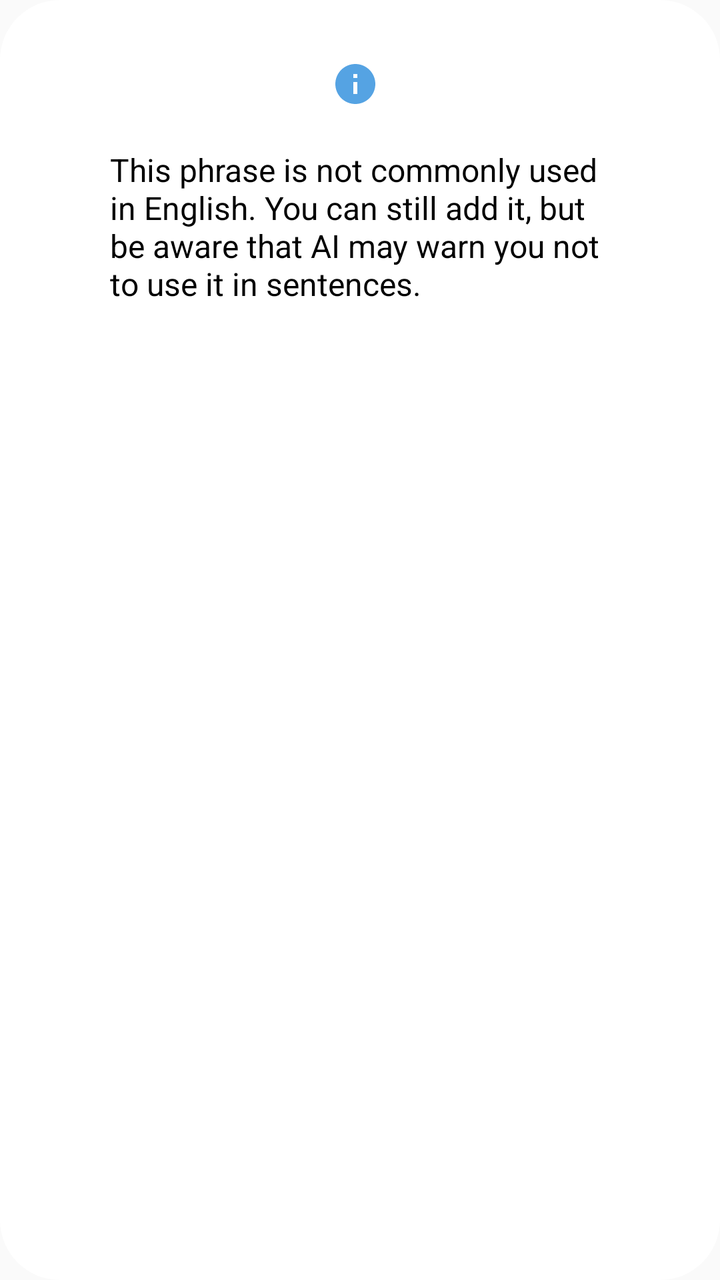
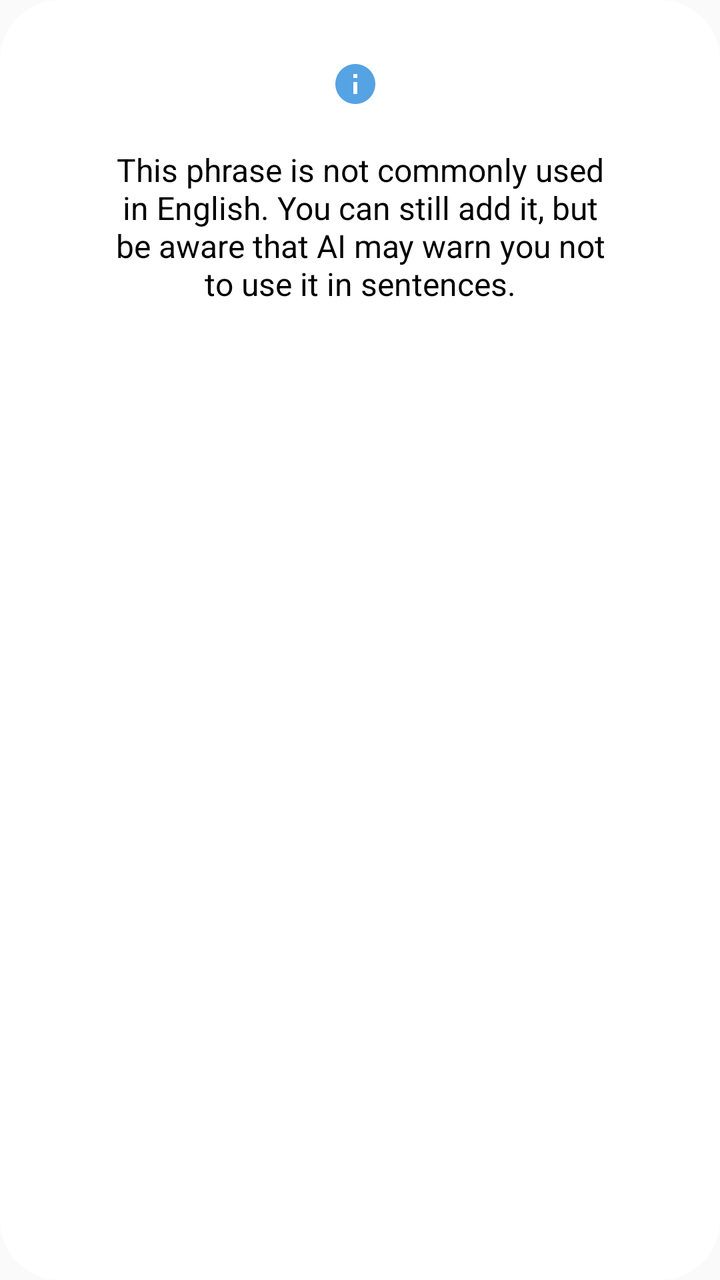

Compare the two renders of this Android layout. The source of the first and the diff that turns it into the second are given below.
<!-- AndroidManifest.xml: application theme Theme.MyAppCompatTheme -->
<!-- res/layout/dialog_rareness.xml -->
<?xml version="1.0" encoding="utf-8"?>
<androidx.constraintlayout.widget.ConstraintLayout
    xmlns:android="http://schemas.android.com/apk/res/android"
    android:layout_width="wrap_content"
    android:layout_height="wrap_content"
    xmlns:app="http://schemas.android.com/apk/res-auto"
    android:layout_gravity="center"
    android:paddingTop="20dp"
    android:paddingBottom="40dp"
    android:background="@drawable/dialog_round_back_ground">

    <ImageButton
        android:id="@+id/ib_search_hint"
        android:layout_width="wrap_content"
        android:layout_height="wrap_content"
        android:src="@drawable/baseline_info_24"
        android:background="@color/cvBackground"
        android:padding="5dp"
        app:layout_constraintStart_toStartOf="parent"
        app:layout_constraintEnd_toEndOf="parent"
        app:layout_constraintTop_toTopOf="parent"
        android:layout_marginEnd="5dp"
        android:layout_marginTop="5dp"/>

    <TextView
        android:id="@+id/txt_search_info"
        android:layout_width="250dp"
        android:layout_height="wrap_content"
        android:text="@string/not_common_search"
        android:textColor="@color/textColorPrimary"
        android:textSize="16sp"
        android:layout_marginStart="40dp"
        android:layout_marginEnd="40dp"
        android:layout_marginTop="15dp"
        app:layout_constraintEnd_toEndOf="parent"
        app:layout_constraintStart_toStartOf="parent"
        app:layout_constraintTop_toBottomOf="@id/ib_search_hint"/>


</androidx.constraintlayout.widget.ConstraintLayout>
<!-- resources referenced by this layout -->
<resources>
  <color name="cvBackground">#FFFFFF</color>
  <color name="textColorPrimary">#000000</color>
  <!-- drawable baseline_info_24 (drawable) -->
  <vector xmlns:android="http://schemas.android.com/apk/res/android"
      android:height="24dp" android:tint="#55A3E3" android:viewportHeight="24" android:viewportWidth="24" android:width="24dp">
        
      <path android:fillColor="@android:color/white" android:pathData="M12,2C6.48,2 2,6.48 2,12s4.48,10 10,10 10,-4.48 10,-10S17.52,2 12,2zM13,17h-2v-6h2v6zM13,9h-2L11,7h2v2z"/>
      
  </vector>
  <!-- drawable dialog_round_back_ground (drawable) -->
  <?xml version="1.0" encoding="utf-8"?>
  <shape xmlns:android="http://schemas.android.com/apk/res/android">
      <solid
          android:color="@color/cvBackground"/>
      <corners
          android:radius="30dp" />
      <padding
          android:left="10dp"
          android:top="10dp"
          android:right="10dp"
          android:bottom="10dp" />
  </shape>
  <string name="not_common_search">This phrase is not commonly used in English. You can still add it, but be aware that AI may warn you not to use it in sentences.</string>
  <style name="Theme.MyAppCompatTheme" parent="Theme.AppCompat.Light.NoActionBar">
          <item name="colorPrimary">@color/white</item>
          <item name="colorPrimaryDark">@color/white</item>
          <item name="colorAccent">@color/teal_700</item>
          <item name="android:windowLightStatusBar">true</item>
          <item name="colorControlHighlight">@color/ripple_color</item>
          <item name="searchViewStyle">@style/Widget.AppCompat.SearchView</item>
      </style>
  <color name="white">#FFFFFFFF</color>
  <color name="teal_700">#FF018786</color>
  <color name="ripple_color">#DCDCDC</color>
</resources>

<!-- the commit's change to res/layout/dialog_rareness.xml (unified diff, before → after) -->
@@ -28,6 +28,7 @@
         android:layout_height="wrap_content"
         android:text="@string/not_common_search"
         android:textColor="@color/textColorPrimary"
+        android:gravity="center"
         android:textSize="16sp"
         android:layout_marginStart="40dp"
         android:layout_marginEnd="40dp"
